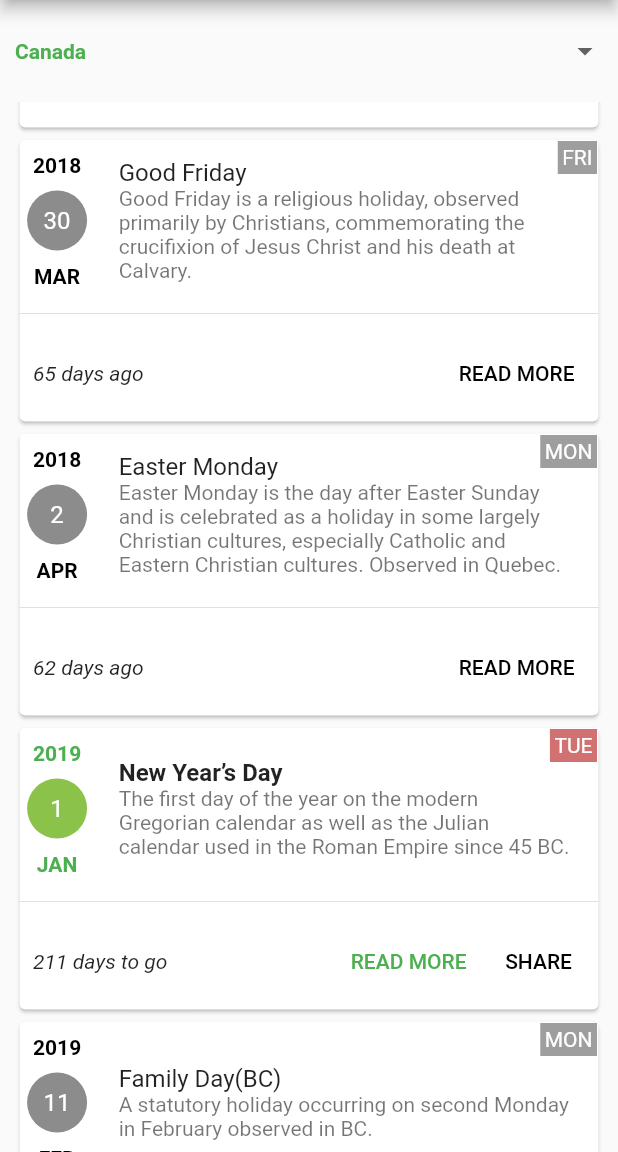
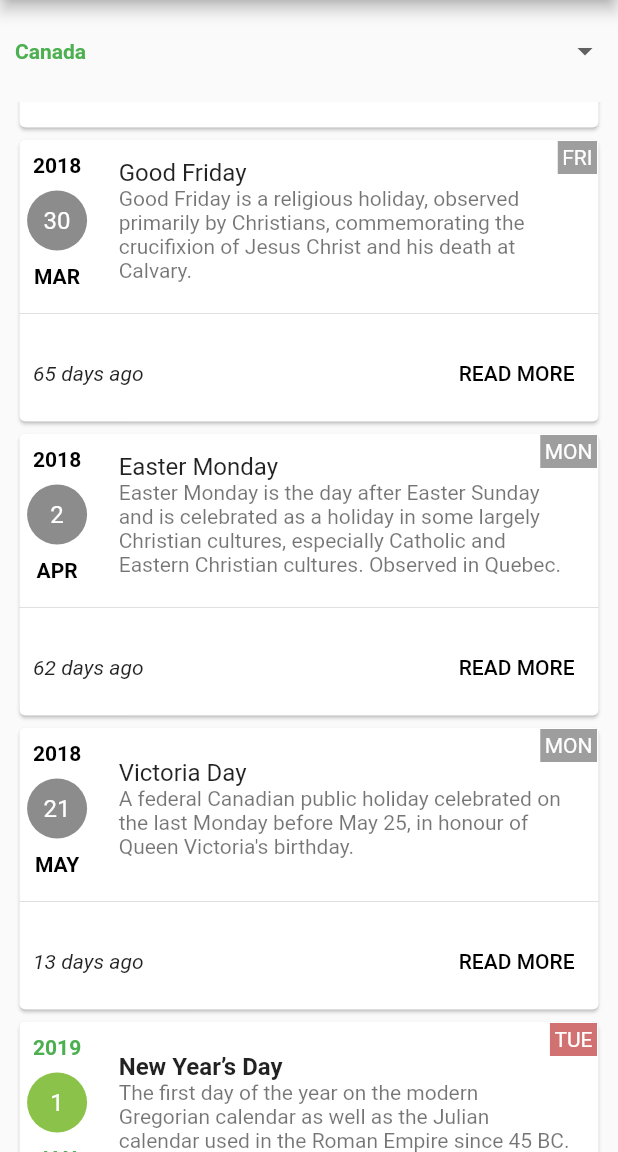
Before and after one commit to jobinbasani/my_next_holiday, a Flutter app: the screen it shows after launch, scrolled down 576 dp, on a phone screen of 412 x 824 dp, the part 84-1236 px from its top. Run offline on Flutter 3.47's test engine with Material 2 defaults, Android fonts, the phone set to English and light mode, and no system bars; our stand-ins replace share, shared_preferences.

Commit message:
Add Canadian holidays

```diff
--- a/lib/vo/HolidayDetails.dart
+++ b/lib/vo/HolidayDetails.dart
@@ -39,6 +39,10 @@ class HolidayDetails extends HolidayInfo {
       "Memorial Day",
       "A day of remembering the men and women who died while serving in the United States Armed Forces.",
       "http://en.wikipedia.org/wiki/Memorial_Day");
+  static final HolidayInfo victoriaDay = new HolidayInfo(
+      "Victoria Day",
+      "A federal Canadian public holiday celebrated on the last Monday before May 25, in honour of Queen Victoria's birthday.",
+      "http://en.wikipedia.org/wiki/Victoria_Day");
 
   DateTime holidayDate;
   bool isNextHoliday;
```
Also changed, not shown: lib/services/CanadaHolidayService.dart (+9 -0 lines).
